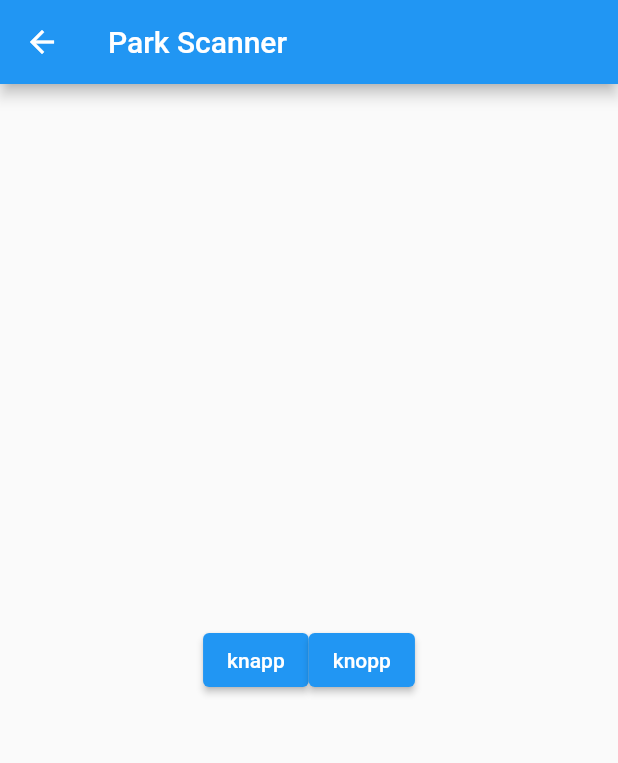
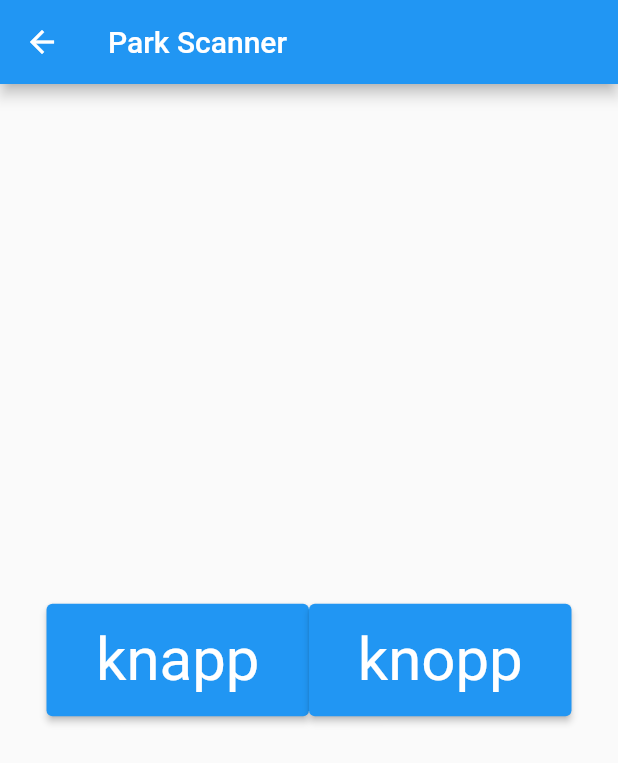
Before and after one commit to emil-lindberg/parktranslater, a Flutter app: the ParkCamera screen opened directly, on a phone screen of 412 x 824 dp. Shown: the top 763 px of the screen. Run offline on Flutter 3.47's test engine with Material 2 defaults, Android fonts, the phone set to English and light mode, and no system bars.

Commit message:
git commit am.

```diff
--- a/lib/main.dart
+++ b/lib/main.dart
@@ -50,8 +50,24 @@ class ParkCamera extends StatelessWidget {
             mainAxisAlignment: MainAxisAlignment.center,
             crossAxisAlignment: CrossAxisAlignment.center,
             children: [
-              ElevatedButton(child: const Text('knapp'), onPressed: () {}),
-              ElevatedButton(child: const Text('knopp'), onPressed: () {}),
+              SizedBox(
+                  width: 175,
+                  height: 75,
+                  child: ElevatedButton(
+                    onPressed: () {},
+                    style: ElevatedButton.styleFrom(
+                        textStyle: const TextStyle(fontSize: 40)),
+                    child: const Text('knapp'),
+                  )),
+              SizedBox(
+                  width: 175,
+                  height: 75,
+                  child: ElevatedButton(
+                    onPressed: () {},
+                    style: ElevatedButton.styleFrom(
+                        textStyle: const TextStyle(fontSize: 40)),
+                    child: const Text('knopp'),
+                  )),
             ],
           ),
         ));
```
